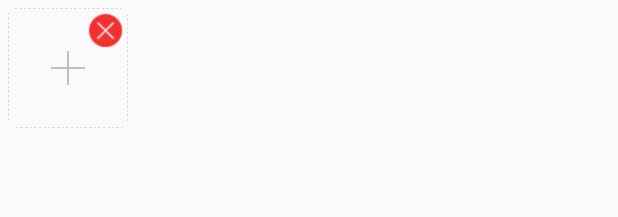
After one commit to GuchaoGit/mytest, an Android app: the layout item_can_delete_img.xml on its own in the app's theme, with its tools: preview values and no code run, on a phone screen of 412 x 824 dp. The commit adds this screen. Shown: the top 217 px of the screen. Run offline under Robolectric (Android 15) with nearby library versions, the phone set to English and light mode, and no system bars.

Commit message:
添加和ImagePicker配合使用的CanDeleteImgAdapter

```diff
--- a/app/src/main/java/com/example/hardcattle/myapplication/ImagePickerTest.java
+++ b/app/src/main/java/com/example/hardcattle/myapplication/ImagePickerTest.java
@@ -167,8 +167,6 @@ public class ImagePickerTest extends AppCompatActivity implements View.OnClickLi
             images.clear();
             images.add(item);
             imagePicker.getImageLoader().displayImage(ImagePickerTest.this, path, ivShow, 800, 800);
-
-
         }
     }
 }
--- /dev/null
+++ b/app/src/main/java/com/example/hardcattle/widget/RectImageView.java
@@ -0,0 +1,262 @@
+package com.example.hardcattle.widget;
+
+import android.content.Context;
+import android.content.res.TypedArray;
+import android.graphics.Bitmap;
+import android.graphics.BitmapShader;
+import android.graphics.Canvas;
+import android.graphics.Color;
+import android.graphics.Matrix;
+import android.graphics.Paint;
+import android.graphics.RectF;
+import android.graphics.Shader;
+import android.graphics.drawable.BitmapDrawable;
+import android.graphics.drawable.Drawable;
+import android.os.Bundle;
+import android.os.Parcelable;
+import android.util.AttributeSet;
+import android.util.TypedValue;
+import android.widget.ImageView;
+
+import com.example.hardcattle.myapplication.R;
+
+/**
+ * Created by guc on 2018/5/9.
+ * 描述：圆角ImageView
+ */
+public class RectImageView extends ImageView {
+    public static final int TYPE_CIRCLE = 0;
+    public static final int TYPE_ROUND = 1;
+    /**
+     * 圆角大小的默认值
+     */
+    private static final int BODER_RADIUS_DEFAULT = 10;
+    private static final String STATE_INSTANCE = "state_instance";
+    private static final String STATE_TYPE = "state_type";
+    private static final String STATE_BORDER_RADIUS = "state_border_radius";
+    /**
+     * 图片的类型，圆形or圆角
+     */
+    private int type;
+    /**
+     * 圆角的大小
+     */
+    private int mBorderRadius;
+    /**
+     * 绘图的Paint
+     */
+    private Paint mBitmapPaint;
+    /**
+     * 圆角的半径
+     */
+    private int mRadius;
+    /**
+     * 3x3 矩阵，主要用于缩小放大
+     */
+    private Matrix mMatrix;
+    /**
+     * 渲染图像，使用图像为绘制图形着色
+     */
+    private BitmapShader mBitmapShader;
+    /**
+     * view的宽度
+     */
+    private int mWidth;
+    private RectF mRoundRect;
+
+    public RectImageView(Context context, AttributeSet attrs) {
+        super(context, attrs);
+        mMatrix = new Matrix();
+        mBitmapPaint = new Paint();
+        mBitmapPaint.setAntiAlias(true);
+        TypedArray a = context.obtainStyledAttributes(attrs,
+                R.styleable.RoundImageView);
+        mBorderRadius = a.getDimensionPixelSize(
+                R.styleable.RoundImageView_borderRadius, (int) TypedValue
+                        .applyDimension(TypedValue.COMPLEX_UNIT_DIP,
+                                BODER_RADIUS_DEFAULT, getResources()
+                                        .getDisplayMetrics()));// 默认为10dp
+        type = a.getInt(R.styleable.RoundImageView_type, TYPE_ROUND);// 默认为Circle
+        a.recycle();
+    }
+
+    public RectImageView(Context context) {
+        this(context, null);
+    }
+
+    @Override
+    protected void onMeasure(int widthMeasureSpec, int heightMeasureSpec) {
+        super.onMeasure(widthMeasureSpec, heightMeasureSpec);
+        /**
+         * 如果类型是圆形，则强制改变view的宽高一致，以小值为准
+         */
+        if (type == TYPE_CIRCLE) {
+            mWidth = Math.min(getMeasuredWidth(), getMeasuredHeight());
+            mRadius = mWidth / 2;
+            setMeasuredDimension(mWidth, mWidth);
+        }
+    }
+
+    /**
+     * 初始化BitmapShader
+     */
+    private void setUpShader() {
+        Drawable drawable = getDrawable();
+        if (drawable == null) {
+            return;
+        }
+        Bitmap bmp = drawableToBitamp(drawable);
+        // 将bmp作为着色器，就是在指定区域内绘制bmp
+        try {
+            mBitmapShader = new BitmapShader(bmp, Shader.TileMode.CLAMP, Shader.TileMode.CLAMP);
+        } catch (NullPointerException e) {
+            e.printStackTrace();
+        }
+        float scale = 1.0f;
+        if (type == TYPE_CIRCLE) {
+            // 拿到bitmap宽或高的小值
+            int bSize = Math.min(bmp.getWidth(), bmp.getHeight());
+            scale = mWidth * 1.0f / bSize;
+        } else if (type == TYPE_ROUND) {
+            if (!(bmp.getWidth() == getWidth() && bmp.getHeight() == getHeight())) {
+                // 如果图片的宽或者高与view的宽高不匹配，计算出需要缩放的比例；缩放后的图片的宽高，一定要大于我们view的宽高；所以我们这里取大值；
+//                String Tag = "exue";
+//                Log.e(Tag, "getWidth==" + getWidth());
+                scale = Math.max(getWidth() * 1.0f / bmp.getWidth(), getHeight() * 1.0f / bmp.getHeight());
+//                System.out.println("scale==" + scale);
+//                System.out.println("getWidth()==" + getWidth());
+//                System.out.println("getHeight()==" + getHeight());
+//                System.out.println("bmp.getWidth()==" + bmp.getWidth());
+//                System.out.println("bmp.getHeight()==" + bmp.getHeight());
+//                System.out.println("bmp.getWidth()*scale==" + bmp.getWidth() * scale);
+//                System.out.println("bmp.getHeight()*scale==" + bmp.getHeight() * scale);
+//                Log.e("exue", "scale=" + scale);
+//                if (scale < 1) {
+//                    float scaleWidth = bmp.getWidth() * scale;
+//                    float scaleHeight = bmp.getHeight() * scale;
+//                    if (mRoundRect == null) {
+//                        mRoundRect = new RectF(0, 0, getWidth(), getHeight());
+//                    }
+//                    if (scaleHeight <= getHeight() && scaleWidth <= getWidth()) {
+//                        mRoundRect.left = 0;
+//                        mRoundRect.top = 0;
+//                        mRoundRect.right = getWidth();
+//                        mRoundRect.bottom = getHeight();
+//                    } else if (scaleHeight <= getHeight() && scaleWidth > getWidth()) {
+//                        mRoundRect.left = bmp.getWidth() / 2.0f - getWidth() / 2.0f;
+//                        mRoundRect.right = bmp.getWidth() / 2.0f + getWidth() / 2.0f;
+//                        mRoundRect.top = 0;
+//                        mRoundRect.bottom = getHeight();
+//                    } else if (scaleHeight > getHeight() && scaleWidth <= getWidth()) {
+//                        mRoundRect.left = 0;
+//                        mRoundRect.right = getWidth();
+//                        mRoundRect.top = bmp.getHeight() / 2.0f - getHeight() / 2.0f;
+//                        mRoundRect.bottom = bmp.getHeight() / 2.0f + getHeight() / 2.0f;
+//                    } else {
+//                        mRoundRect.left = bmp.getWidth() / 2.0f - getWidth() / 2.0f;
+//                        mRoundRect.right = bmp.getWidth() / 2.0f + getWidth() / 2.0f;
+//                        mRoundRect.top = bmp.getHeight() / 2.0f - getHeight() / 2.0f;
+//                        mRoundRect.bottom = bmp.getHeight() / 2.0f + getHeight() / 2.0f;
+//                    }
+//                }
+            }
+        }
+        // shader的变换矩阵，我们这里主要用于放大或者缩小
+        mMatrix.setScale(scale, scale);
+        // 设置变换矩阵
+        mBitmapShader.setLocalMatrix(mMatrix);
+        // 设置shader
+        mBitmapPaint.setShader(mBitmapShader);
+    }
+
+    @Override
+    protected void onDraw(Canvas canvas) {
+        if (getDrawable() == null) {
+            return;
+        }
+        setUpShader();
+        if (type == TYPE_ROUND) {
+            mBitmapPaint.setColor(Color.WHITE);
+
+            canvas.drawRoundRect(mRoundRect, mBorderRadius, mBorderRadius, mBitmapPaint);
+        } else {
+            canvas.drawCircle(mRadius, mRadius, mRadius, mBitmapPaint);
+        }
+    }
+
+    @Override
+    protected void onSizeChanged(int w, int h, int oldw, int oldh) {
+        super.onSizeChanged(w, h, oldw, oldh);
+
+        // 圆角图片的范围
+        if (type == TYPE_ROUND)
+            mRoundRect = new RectF(0, 0, w, h);
+    }
+
+    /**
+     * drawable转bitmap
+     *
+     * @param drawable
+     * @return
+     */
+    private Bitmap drawableToBitamp(Drawable drawable) {
+        if (drawable instanceof BitmapDrawable) {
+            BitmapDrawable bd = (BitmapDrawable) drawable;
+            return bd.getBitmap();
+        }
+        int w = drawable.getIntrinsicWidth();
+        int h = drawable.getIntrinsicHeight();
+        Bitmap bitmap = Bitmap.createBitmap(w, h, Bitmap.Config.ARGB_8888);
+        Canvas canvas = new Canvas(bitmap);
+        drawable.setBounds(0, 0, w, h);
+        drawable.draw(canvas);
+        return bitmap;
+    }
+
+    @Override
+    protected Parcelable onSaveInstanceState() {
+        Bundle bundle = new Bundle();
+        bundle.putParcelable(STATE_INSTANCE, super.onSaveInstanceState());
+        bundle.putInt(STATE_TYPE, type);
+        bundle.putInt(STATE_BORDER_RADIUS, mBorderRadius);
+        return bundle;
+    }
+
+    @Override
+    protected void onRestoreInstanceState(Parcelable state) {
+        if (state instanceof Bundle) {
+            Bundle bundle = (Bundle) state;
+            super.onRestoreInstanceState(((Bundle) state)
+                    .getParcelable(STATE_INSTANCE));
+            this.type = bundle.getInt(STATE_TYPE);
+            this.mBorderRadius = bundle.getInt(STATE_BORDER_RADIUS);
+        } else {
+            super.onRestoreInstanceState(state);
+        }
+
+    }
+
+    public void setBorderRadius(int borderRadius) {
+        int pxVal = dp2px(borderRadius);
+        if (this.mBorderRadius != pxVal) {
+            this.mBorderRadius = pxVal;
+            invalidate();
+        }
+    }
+
+    public void setType(int type) {
+        if (this.type != type) {
+            this.type = type;
+            if (this.type != TYPE_ROUND && this.type != TYPE_CIRCLE) {
+                this.type = TYPE_CIRCLE;
+            }
+            requestLayout();
+        }
+
+    }
+
+    public int dp2px(int dpVal) {
+        return (int) TypedValue.applyDimension(TypedValue.COMPLEX_UNIT_DIP,
+                dpVal, getResources().getDisplayMetrics());
+    }
+}
--- /dev/null
+++ b/app/src/main/res/layout/item_can_delete_img.xml
@@ -0,0 +1,38 @@
+<?xml version="1.0" encoding="utf-8"?>
+<LinearLayout xmlns:android="http://schemas.android.com/apk/res/android"
+    xmlns:app="http://schemas.android.com/apk/res-auto"
+    android:layout_width="wrap_content"
+    android:layout_height="wrap_content"
+    android:orientation="horizontal"
+    android:padding="5dp">
+
+    <RelativeLayout
+        android:layout_width="wrap_content"
+        android:layout_height="wrap_content">
+
+        <com.example.hardcattle.widget.RectImageView
+            android:id="@+id/img"
+            android:layout_width="80dp"
+            android:layout_height="80dp"
+            android:scaleType="centerCrop"
+            android:src="@drawable/add_pic"
+            app:borderRadius="5dp"
+            app:type="round" />
+
+        <ImageView
+            android:id="@+id/deleteImg"
+            android:layout_width="30dp"
+            android:layout_height="30dp"
+            android:layout_alignEnd="@+id/img"
+            android:layout_alignParentTop="true"
+            android:layout_alignRight="@+id/img"
+            android:src="@drawable/delete"
+            android:visibility="visible" />
+    </RelativeLayout>
+
+    <!-- <TextView
+         android:id="@+id/text"
+         android:layout_width="5dp"
+         android:layout_height="match_parent"
+         android:background="@color/white" />-->
+</LinearLayout>
```
Also changed, not shown: app/src/main/java/com/example/hardcattle/adapter/CanDeleteImgAdapter.java (added, +105 -0 lines), app/src/main/java/com/example/hardcattle/i/OnDeleteClickListener.java (added, +9 -0 lines), app/src/main/java/com/example/hardcattle/i/OnImgClickListener.java (added, +9 -0 lines), app/src/main/res/values/attrs.xml (+11 -0 lines), app/src/main/res/drawable-hdpi/add_pic.png (added), app/src/main/res/drawable-hdpi/delete.png (added).
